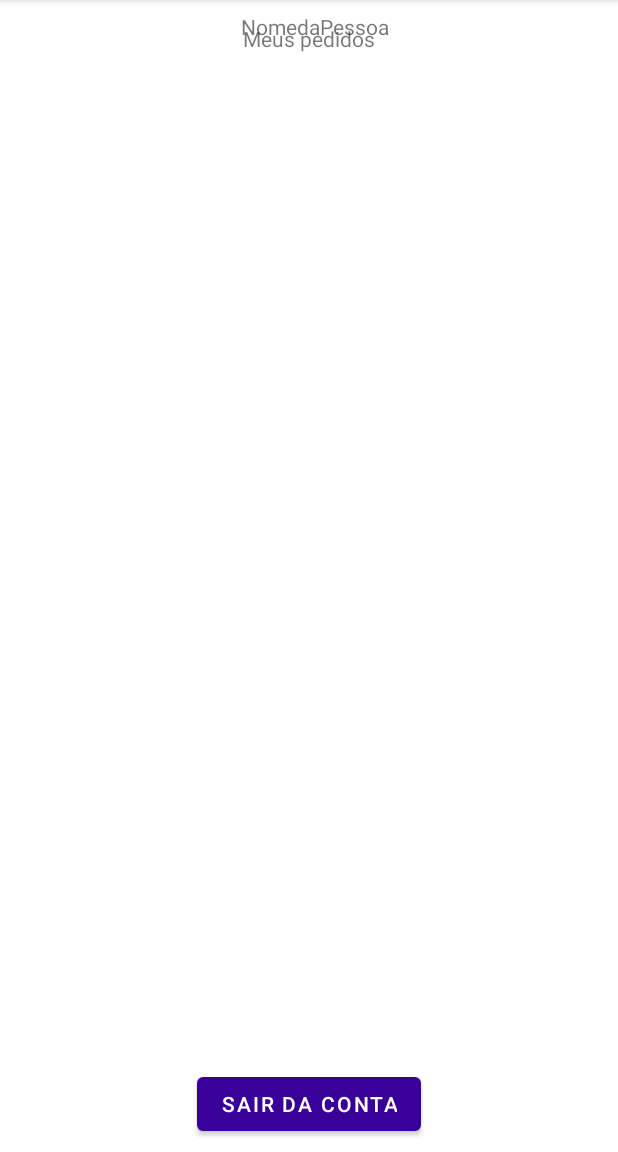
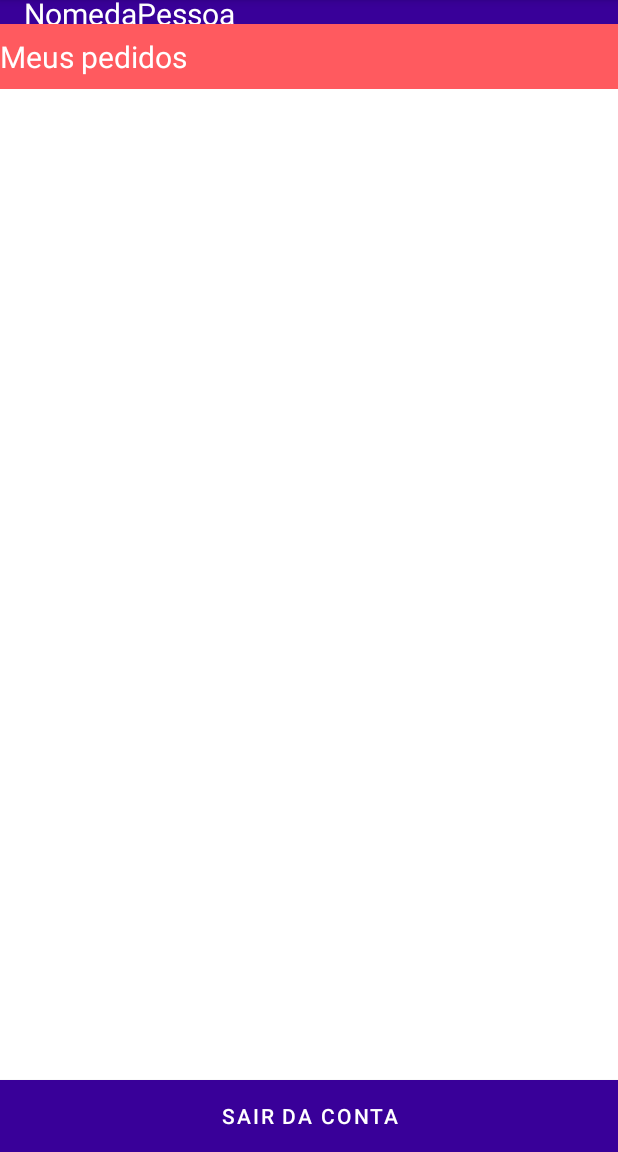
Before and after one commit to dev-paulo-furtado/OutletExpressMovel, an Android app: the fragment PerfilFragment shown on its own in the app's theme, on a phone screen of 412 x 824 dp, the part 84-1236 px from its top. Run offline under Robolectric (Android 15) with nearby library versions, the phone set to English and light mode, and no system bars.

Commit message:
Layout Perfil e Carrinho Atualizados - Falta centralizar o texto "Meus Pedidos" do Perfil

```diff
--- a/app/src/main/res/layout/fragment_perfil.xml
+++ b/app/src/main/res/layout/fragment_perfil.xml
@@ -4,7 +4,8 @@
     xmlns:tools="http://schemas.android.com/tools"
     android:layout_width="match_parent"
     android:layout_height="match_parent"
-    tools:context=".PerfilFragment" >
+    android:background="@color/primaryColor"
+    tools:context=".PerfilFragment">
 
     <ImageView
         android:id="@+id/imageView3"
@@ -20,27 +21,35 @@
         android:id="@+id/textView4"
         android:layout_width="wrap_content"
         android:layout_height="wrap_content"
-        android:layout_marginTop="8dp"
+        android:layout_marginStart="8dp"
         android:text="NomedaPessoa"
-        app:layout_constraintEnd_toEndOf="parent"
+        android:textColor="@color/white"
+        android:textSize="20sp"
+        app:layout_constraintBottom_toTopOf="@+id/textView5"
         app:layout_constraintStart_toEndOf="@+id/imageView3"
         app:layout_constraintTop_toTopOf="parent" />
 
     <TextView
         android:id="@+id/textView5"
-        android:layout_width="wrap_content"
+        android:layout_width="0dp"
         android:layout_height="wrap_content"
         android:layout_marginTop="8dp"
+        android:background="@color/secondaryColor"
+        android:paddingTop="8dp"
+        android:paddingBottom="8dp"
         android:text="Meus pedidos"
+        android:textColor="@color/white"
+        android:textSize="20sp"
         app:layout_constraintEnd_toEndOf="parent"
         app:layout_constraintStart_toStartOf="parent"
         app:layout_constraintTop_toBottomOf="@+id/imageView3" />
 
     <Button
         android:id="@+id/button4"
-        android:layout_width="wrap_content"
+        android:layout_width="0dp"
         android:layout_height="wrap_content"
-        android:layout_marginBottom="8dp"
+        android:background="#FFFFFF"
+        android:backgroundTint="@color/primaryColor"
         android:text="Sair da conta"
         app:layout_constraintBottom_toBottomOf="parent"
         app:layout_constraintEnd_toEndOf="parent"
@@ -49,10 +58,7 @@
     <androidx.recyclerview.widget.RecyclerView
         android:layout_width="0dp"
         android:layout_height="0dp"
-        android:layout_marginStart="8dp"
-        android:layout_marginTop="8dp"
-        android:layout_marginEnd="8dp"
-        android:layout_marginBottom="8dp"
+        android:background="#FFFFFF"
         app:layout_constraintBottom_toTopOf="@+id/button4"
         app:layout_constraintEnd_toEndOf="parent"
         app:layout_constraintStart_toStartOf="parent"
```
Also changed, not shown: app/src/main/res/layout/fragment_carrinho.xml (+30 -14 lines).
